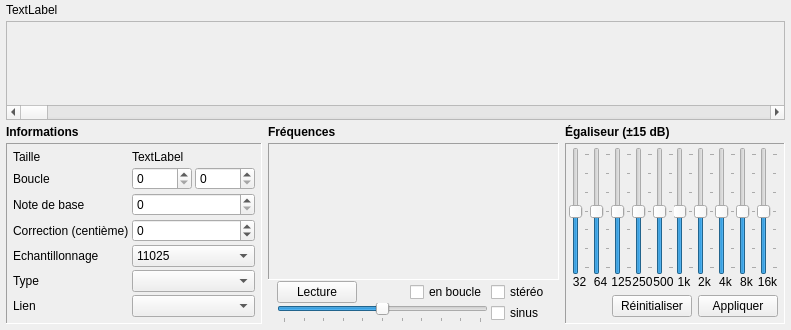
Old version of the form trunk/pages/page_smpl.ui in the repository davy7125/polyphone.
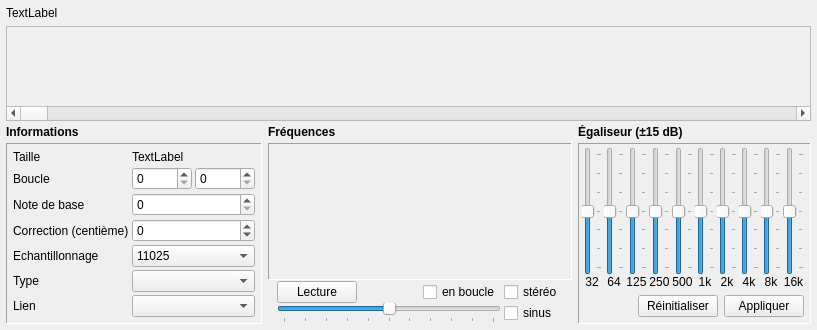
New version of the form. Custom widgets are drawn as their Qt base class.

```diff
--- a/trunk/pages/page_smpl.ui
+++ b/trunk/pages/page_smpl.ui
@@ -6,7 +6,7 @@
    <rect>
     <x>0</x>
     <y>0</y>
-    <width>791</width>
+    <width>817</width>
     <height>330</height>
    </rect>
   </property>
@@ -15,7 +15,7 @@
   </property>
   <layout class="QVBoxLayout" name="verticalLayout">
    <property name="spacing">
-    <number>1</number>
+    <number>0</number>
    </property>
    <property name="leftMargin">
     <number>6</number>
@@ -37,10 +37,16 @@
        <verstretch>0</verstretch>
       </sizepolicy>
      </property>
+     <property name="minimumSize">
+      <size>
+       <width>0</width>
+       <height>26</height>
+      </size>
+     </property>
      <property name="maximumSize">
       <size>
        <width>16777215</width>
-       <height>20</height>
+       <height>26</height>
       </size>
      </property>
      <property name="frameShape">
@@ -61,18 +67,6 @@
           <verstretch>0</verstretch>
          </sizepolicy>
         </property>
-        <property name="minimumSize">
-         <size>
-          <width>0</width>
-          <height>20</height>
-         </size>
-        </property>
-        <property name="maximumSize">
-         <size>
-          <width>16777215</width>
-          <height>20</height>
-         </size>
-        </property>
         <property name="text">
          <string notr="true">TextLabel</string>
         </property>
@@ -204,7 +198,7 @@
          <item>
           <layout class="QGridLayout" name="gridLayout_3">
            <property name="horizontalSpacing">
-            <number>0</number>
+            <number>2</number>
            </property>
            <item row="0" column="8">
             <widget class="QSlider" name="verticalSlider_9">
@@ -680,13 +674,25 @@
               <property name="sizeHint" stdset="0">
                <size>
                 <width>40</width>
-                <height>20</height>
+                <height>1</height>
                </size>
               </property>
              </spacer>
             </item>
             <item>
              <widget class="QPushButton" name="pushEgalRestore">
+              <property name="sizePolicy">
+               <sizepolicy hsizetype="Minimum" vsizetype="Preferred">
+                <horstretch>0</horstretch>
+                <verstretch>0</verstretch>
+               </sizepolicy>
+              </property>
+              <property name="maximumSize">
+               <size>
+                <width>16777215</width>
+                <height>27</height>
+               </size>
+              </property>
               <property name="text">
                <string>Réinitialiser</string>
               </property>
@@ -694,6 +700,18 @@
             </item>
             <item>
              <widget class="QPushButton" name="pushEgaliser">
+              <property name="sizePolicy">
+               <sizepolicy hsizetype="Minimum" vsizetype="Preferred">
+                <horstretch>0</horstretch>
+                <verstretch>0</verstretch>
+               </sizepolicy>
+              </property>
+              <property name="maximumSize">
+               <size>
+                <width>16777215</width>
+                <height>27</height>
+               </size>
+              </property>
               <property name="text">
                <string>Appliquer</string>
               </property>
```
Left out of the diff: 7 changed lines with no effect on the pictures.
